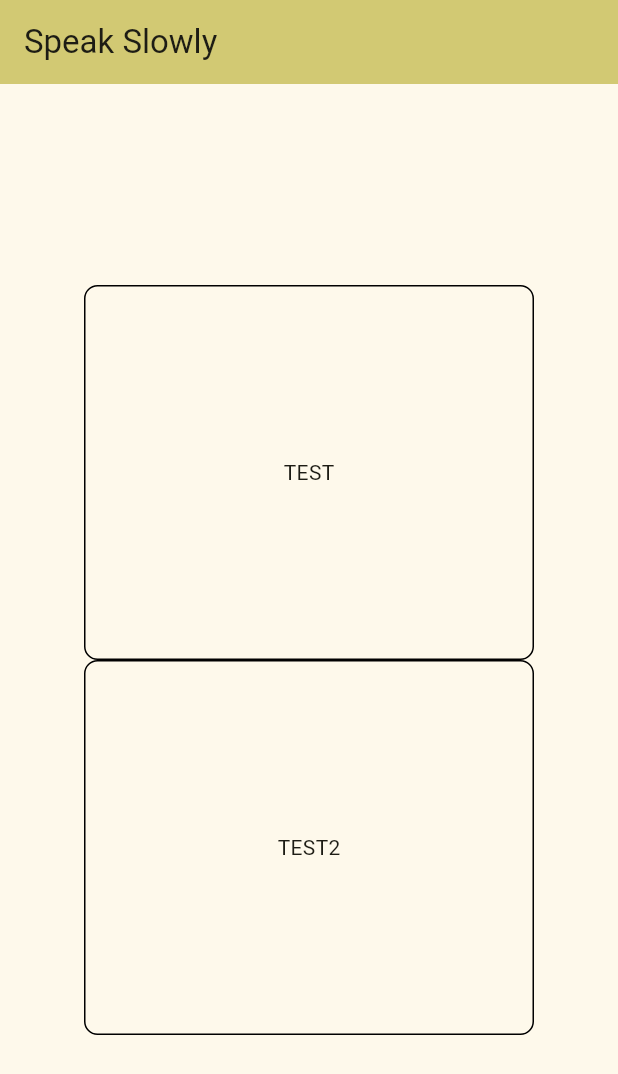
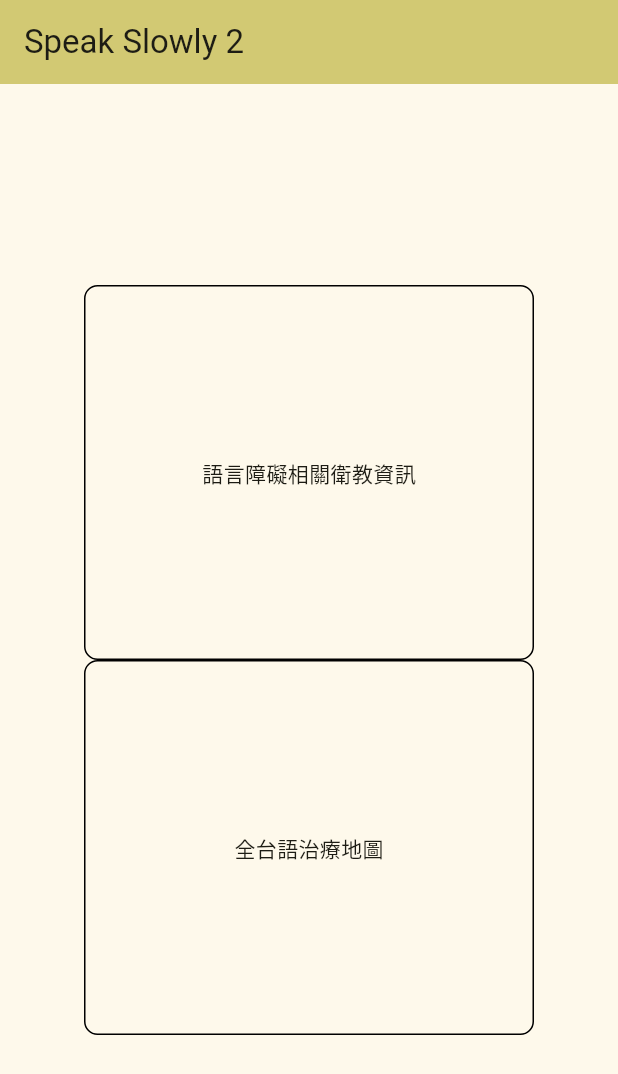
Before and after one commit to ProgrammingCarrot/Speak_Slowly_2, a Flutter app: the screen it shows after launch, on a phone screen of 412 x 824 dp. Shown: the top 1074 px of the screen. Run offline on Flutter 3.47's test engine with Material 3 defaults, Android fonts, the phone set to English and light mode, and no system bars.

Commit message:
information page

```diff
--- a/lib/informationPage.dart
+++ b/lib/informationPage.dart
@@ -1,19 +1,28 @@
 import 'package:flutter/material.dart';
+import 'texts.dart';
 
-class infocard extends StatefulWidget
-{
-  const infocard({super.key,required this.hint});
+class Informationpage extends StatelessWidget {
+  const Informationpage({super.key});
+
+  @override
+  Widget build(BuildContext context) {
+    return Scaffold(
+
+    )
+  }
+}
+
+class infocard extends StatefulWidget {
+  const infocard({super.key, required this.hint});
   final String hint;
 
   @override
   State<infocard> createState() => _infocard();
 }
 
-class _infocard extends State<infocard>
-{
+class _infocard extends State<infocard> {
   @override
-  Widget build(BuildContext context)
-  {
+  Widget build(BuildContext context) {
     return Container(
       alignment: Alignment.center,
       width: 300,
@@ -23,7 +32,7 @@ class _infocard extends State<infocard>
         border: Border.all(),
         borderRadius: BorderRadius.circular(9),
       ),
-      child:Text(widget.hint),
+      child: Text(widget.hint),
     );
   }
 }
--- a/lib/main.dart
+++ b/lib/main.dart
@@ -1,5 +1,6 @@
 import 'package:flutter/material.dart';
 import 'informationPage.dart';
+import 'texts.dart';
 
 void main() {
   runApp(const MyApp());
@@ -12,7 +13,7 @@ class MyApp extends StatelessWidget {
   @override
   Widget build(BuildContext context) {
     return MaterialApp(
-      title: 'Speak Slowly',
+      title: AppText.title,
       theme: ThemeData(
         // This is the theme of your application.
         //
@@ -29,9 +30,11 @@ class MyApp extends StatelessWidget {
         //
         // This works for code too, not just values: Most code changes can be
         // tested with just a hot reload.
-        colorScheme: ColorScheme.fromSeed(seedColor: const Color.fromARGB(237, 235, 221, 34)),
+        colorScheme: ColorScheme.fromSeed(
+          seedColor: const Color.fromARGB(237, 235, 221, 34),
+        ),
       ),
-      home: const MyHomePage(title: 'Speak Slowly'),
+      home: const MyHomePage(title: AppText.title),
     );
   }
 }
@@ -91,10 +94,9 @@ class _MyHomePageState extends State<MyHomePage> {
           // action in the IDE, or press "p" in the console), to see the
           // wireframe for each widget.
           mainAxisAlignment: MainAxisAlignment.center,
-          children:
-          [
-            infocard(hint:'TEST'),
-            infocard(hint:'TEST2'),
+          children: [
+            infocard(hint: AppText.information),
+            infocard(hint: AppText.map),
           ],
         ),
       ),
--- a/lib/texts.dart
+++ b/lib/texts.dart
@@ -0,0 +1,5 @@
+class AppText {
+  static const String title = "Speak Slowly 2";
+  static const String information = "語言障礙相關衛教資訊";
+  static const String map = "全台語治療地圖";
+}
```
